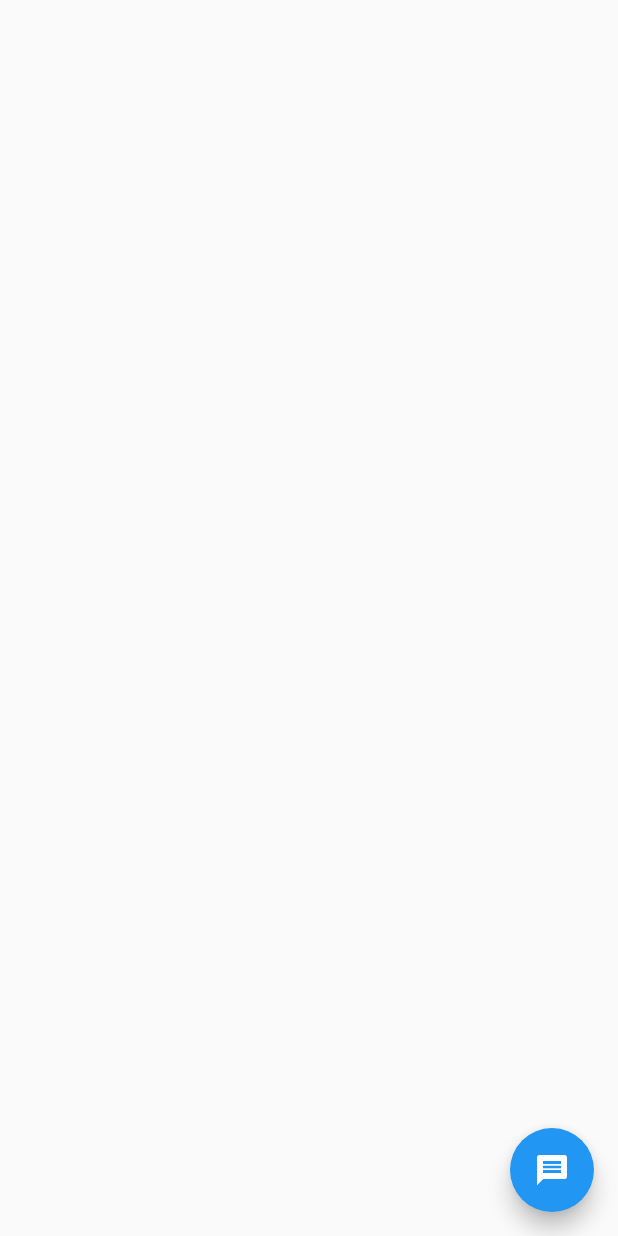
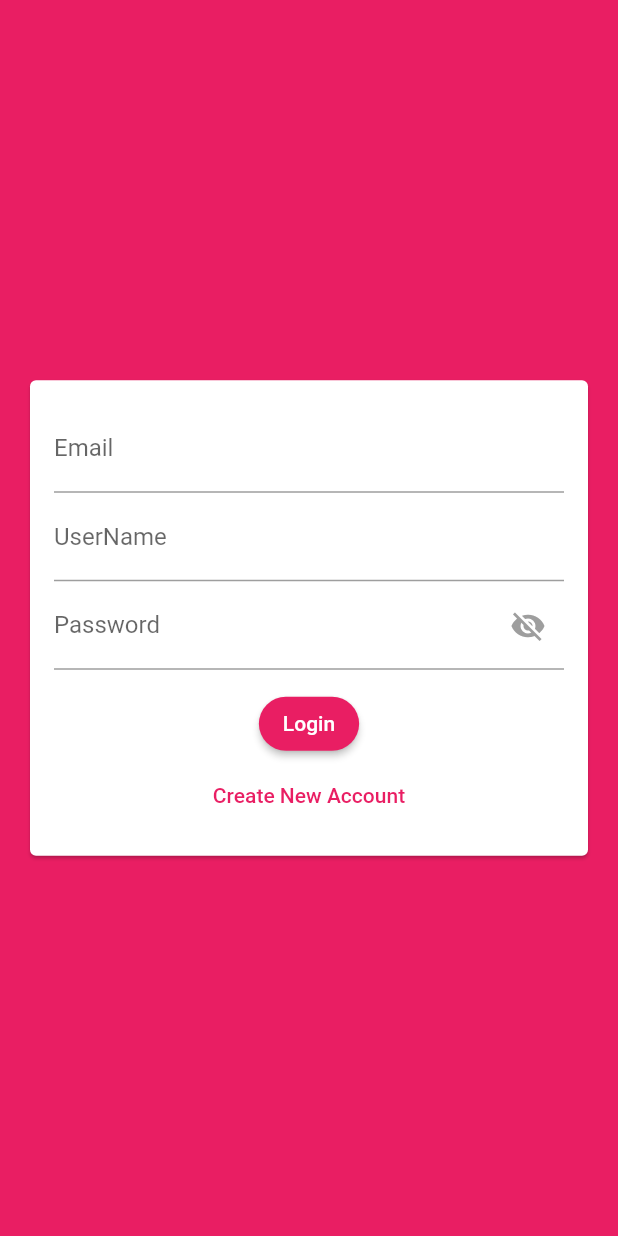
Before and after one commit to joeyyy688/chatapp, a Flutter app: the screen it shows after launch, on a phone screen of 412 x 824 dp. Run offline on Flutter 3.47's test engine with Material 2 defaults, Android fonts, the phone set to English and light mode, and no system bars; our stand-ins replace cloud_firestore, firebase_core; accounts and stored records are empty.

Commit message:
created auth login auth page

```diff
--- a/lib/main.dart
+++ b/lib/main.dart
@@ -1,3 +1,4 @@
+import 'package:chatapp/pages/auth_page.dart';
 import 'package:chatapp/pages/chat_page.dart';
 import 'package:firebase_core/firebase_core.dart';
 import 'package:flutter/material.dart';
@@ -16,8 +17,15 @@ class MyApp extends StatelessWidget {
     return MaterialApp(
       title: 'Flutter Demo',
       theme: ThemeData(
-        primarySwatch: Colors.blue,
-      ),
+          primarySwatch: Colors.pink,
+          backgroundColor: Colors.pink,
+          accentColor: Colors.deepPurple,
+          accentColorBrightness: Brightness.dark,
+          buttonTheme: ButtonTheme.of(context).copyWith(
+              buttonColor: Colors.pink,
+              textTheme: ButtonTextTheme.primary,
+              shape: RoundedRectangleBorder(
+                  borderRadius: BorderRadius.circular(20)))),
       home: FutureBuilder(
         future: _fbApp,
         builder: (context, snapshot) {
@@ -25,7 +33,7 @@ class MyApp extends StatelessWidget {
             print("you have an error ${snapshot.error.toString()}");
             return Text("There was an Error");
           } else if (snapshot.hasData) {
-            return ChatPage();
+            return AuthPage();
           } else {
             return Center(
               child: Scaffold(
--- a/lib/pages/auth_page.dart
+++ b/lib/pages/auth_page.dart
@@ -0,0 +1,17 @@
+import 'package:chatapp/widgets/authForm.dart';
+import 'package:flutter/material.dart';
+
+class AuthPage extends StatefulWidget {
+  const AuthPage({Key? key}) : super(key: key);
+
+  @override
+  _AuthPageState createState() => _AuthPageState();
+}
+
+class _AuthPageState extends State<AuthPage> {
+  @override
+  Widget build(BuildContext context) {
+    return Scaffold(
+        backgroundColor: Theme.of(context).primaryColor, body: AuthForm());
+  }
+}
--- /dev/null
+++ b/lib/widgets/authForm.dart
@@ -0,0 +1,83 @@
+import 'package:flutter/material.dart';
+
+class AuthForm extends StatefulWidget {
+  const AuthForm({Key? key}) : super(key: key);
+
+  @override
+  _AuthFormState createState() => _AuthFormState();
+}
+
+class _AuthFormState extends State<AuthForm> {
+  bool _passwordVisibile = false;
+  @override
+  Widget build(BuildContext context) {
+    return Center(
+      child: Card(
+        margin: EdgeInsets.all(20),
+        child: SingleChildScrollView(
+          child: Padding(
+            padding: EdgeInsets.all(16),
+            child: Form(
+              child: Column(
+                mainAxisSize: MainAxisSize.min,
+                children: [
+                  TextFormField(
+                    keyboardType: TextInputType.emailAddress,
+                    decoration: InputDecoration(
+                      labelText: 'Email',
+                      //labelStyle: TextStyle(fontWeight: FontWeight.bold)
+                    ),
+                  ),
+                  TextFormField(
+                    keyboardType: TextInputType.name,
+                    decoration: InputDecoration(
+                      labelText: 'UserName',
+                      //labelStyle: TextStyle(fontWeight: FontWeight.bold)
+                    ),
+                  ),
+                  TextFormField(
+                    keyboardType: TextInputType.name,
+                    obscureText: _passwordVisibile,
+                    decoration: InputDecoration(
+                        labelText: 'Password',
+                        suffixIcon: IconButton(
+                          icon: Icon(
+                            _passwordVisibile
+                                ? Icons.visibility
+                                : Icons.visibility_off,
+                            color: Colors.grey,
+                          ),
+                          onPressed: () {
+                            setState(() {
+                              _passwordVisibile = !_passwordVisibile;
+                            });
+                          },
+                        )
+                        //labelStyle: TextStyle(fontWeight: FontWeight.bold)
+                        ),
+                  ),
+                  SizedBox(
+                    height: 12,
+                  ),
+                  ElevatedButton(
+                      style: ElevatedButton.styleFrom(
+                          shape: RoundedRectangleBorder(
+                              borderRadius: BorderRadius.circular(20))),
+                      onPressed: () {},
+                      child: Text('Login')),
+                  TextButton(
+                      style: TextButton.styleFrom(
+                          primary: Theme.of(context).primaryColor),
+                      onPressed: () {},
+                      child: Text(
+                        'Create New Account',
+                      ))
+                ],
+              ),
+            ),
+          ),
+        ),
+      ),
+    );
+  }
+}
```
